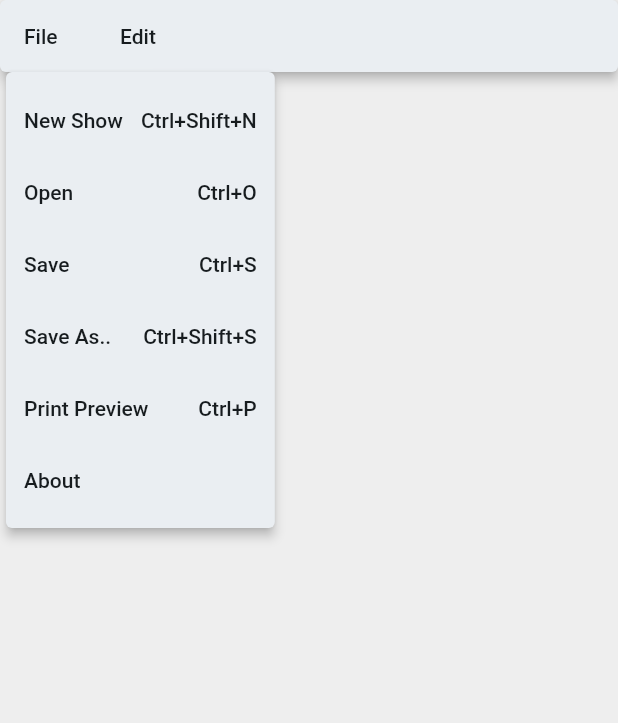
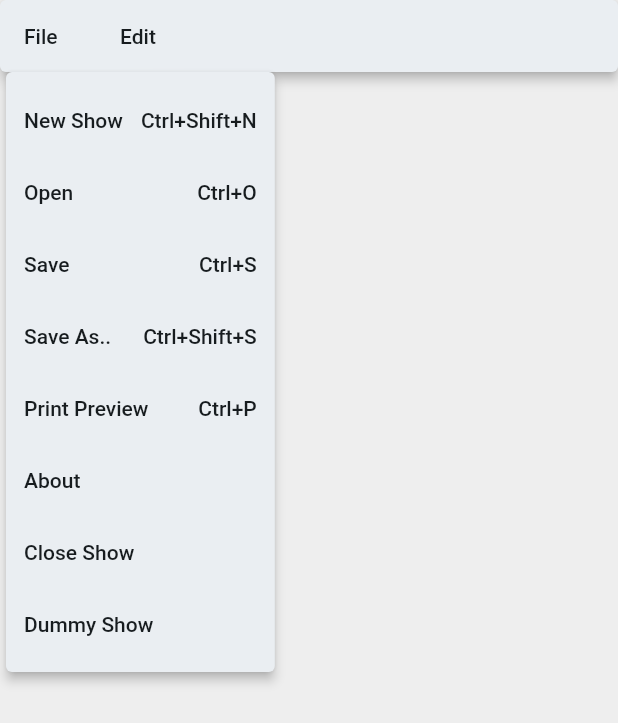
Before and after one commit to ictwill/FollowspotFlutter, a Flutter app: the MyMenuBar widget shown alone on an empty page, opened directly with empty values, after a tap on "File", on a phone screen of 412 x 824 dp. Shown: the top 723 px of the screen. Run offline on Flutter 3.47's test engine with Material 2 defaults, Android fonts, the phone set to English and light mode, and no system bars; our stand-ins replace file_picker, pdf, printing; missing offline and left inert: window_size; generated files the repository leaves out were written again.

Commit message:
Implement Json File SaveAs and Open

```diff
--- a/lib/src/models/cue.dart
+++ b/lib/src/models/cue.dart
@@ -40,5 +40,5 @@ class Cue {
 
   Color getColor() => Colors.amber;
 
-  String getFrames() => this.frames.join(' + ');
+  String getFrames() => frames.join(' + ');
 }
--- a/lib/src/models/show.dart
+++ b/lib/src/models/show.dart
@@ -1,22 +1,27 @@
+import 'package:followspot_application_1/src/data/dummy_show.dart';
+import 'package:json_annotation/json_annotation.dart';
+
 import 'spot.dart';
 
+part 'show.g.dart';
+
+@JsonSerializable(explicitToJson: true)
 class Show {
   String filename;
   final int id;
   final ShowInfo info;
-  final List<Spot> spotList = List.generate(
-      2,
-      (index) => Spot(
-          id: index,
-          number: index + 1,
-          frames: ['R132', 'R119', 'L202', 'L203', 'L205', 'L206'],
-          cues: []));
+  List<Spot> spotList;
 
   Show({
     this.filename = '',
     this.id = -1,
     required this.info,
+    this.spotList = const [],
   });
+
+  factory Show.fromJson(Map<String, dynamic> json) => _$ShowFromJson(json);
+
+  Map<String, dynamic> toJson() => _$ShowToJson(this);
 
   //Get a list of every cue number used in the show.
   List<double> cueNumbers() {
@@ -33,19 +38,25 @@ class Show {
   }
 }
 
+@JsonSerializable()
 class ShowInfo {
   final int id;
   final String title;
   final String location;
   final String ld;
   final String ald;
-  final DateTime date;
+  DateTime date;
 
   ShowInfo(
-      {required this.id,
+      {this.id = -1,
       this.title = '',
       this.location = '',
       this.ld = '',
       this.ald = '',
       required this.date});
+
+  factory ShowInfo.fromJson(Map<String, dynamic> json) =>
+      _$ShowInfoFromJson(json);
+
+  Map<String, dynamic> toJson() => _$ShowInfoToJson(this);
 }
--- a/lib/src/models/show_model.dart
+++ b/lib/src/models/show_model.dart
@@ -1,13 +1,15 @@
+import 'dart:convert';
+
 import 'package:flutter/cupertino.dart';
 import 'package:flutter/material.dart';
+import 'package:followspot_application_1/src/data/dummy_show.dart';
 import 'package:followspot_application_1/src/models/cue.dart';
 import 'package:followspot_application_1/src/models/show.dart';
+import 'package:followspot_application_1/src/models/spot.dart';
 import 'package:uuid/uuid.dart';
 
-import '../data/dummy_show.dart';
-
 class ShowModel extends ChangeNotifier {
-  final Show show = dummyShow();
+  Show show = dummyShow();
   late List<double> usedNumbers = show.cueNumbers();
 
   final uuid = const Uuid();
@@ -57,4 +59,34 @@ class ShowModel extends ChangeNotifier {
 
   List<String> getFrameList(int spot) =>
       show.spotList[getSpotIndex(spot)].frames;
+
+  void closeShow() {
+    show = Show(info: ShowInfo(date: DateTime.now()));
+    notifyListeners();
+  }
+
+  void newShow() {
+    show = Show(
+      info: ShowInfo(date: DateTime.now()),
+      spotList: [
+        Spot(id: 0, number: 1, frames: [], cues: []),
+        Spot(id: 1, number: 2, frames: [], cues: []),
+      ],
+    );
+    notifyListeners();
+  }
+
+  void getDummyShow() {
+    show = dummyShow();
+    notifyListeners();
+  }
+
+  void openShow(String showFromFile) async {
+    Map<String, dynamic> valueMap = await jsonDecode(showFromFile);
+    show = Show.fromJson(valueMap);
+
+    usedNumbers = show.cueNumbers();
+
+    notifyListeners();
+  }
 }
--- a/lib/src/models/spot.dart
+++ b/lib/src/models/spot.dart
@@ -1,5 +1,10 @@
+import 'package:json_annotation/json_annotation.dart';
+
 import 'cue.dart';
 
+part 'spot.g.dart';
+
+@JsonSerializable(explicitToJson: true)
 class Spot {
   int id = -1;
   int number = -1;
@@ -12,6 +17,10 @@ class Spot {
       required this.frames,
       required this.cues});
 
+  factory Spot.fromJson(Map<String, dynamic> json) => _$SpotFromJson(json);
+
+  Map<String, dynamic> toJson() => _$SpotToJson(this);
+
   Cue findCue(double number) {
     return cues.firstWhere(
       (element) => element.number == number,
--- a/lib/src/my_menu_bar.dart
+++ b/lib/src/my_menu_bar.dart
@@ -1,8 +1,10 @@
+import 'dart:convert';
 import 'dart:io';
 
 import 'package:file_picker/file_picker.dart';
 import 'package:flutter/material.dart';
 import 'package:flutter/services.dart';
+import 'package:followspot_application_1/src/data/dummy_show.dart';
 import 'package:followspot_application_1/src/models/show.dart';
 import 'package:followspot_application_1/src/models/show_model.dart';
 import 'package:followspot_application_1/src/screens/pdf_preview_screen.dart';
@@ -113,6 +115,7 @@ class _MyMenuBarState extends State<MyMenuBar> {
           MenuEntry(
             label: 'New Show',
             onPressed: () {
+              showModel.newShow();
               debugPrint('New Show selected');
             },
             shortcut: const SingleActivator(LogicalKeyboardKey.keyN,
@@ -121,7 +124,16 @@ class _MyMenuBarState extends State<MyMenuBar> {
           //Open File
           MenuEntry(
             label: 'Open',
-            onPressed: () {
+            onPressed: () async {
+              FilePickerResult? result = await FilePicker.platform.pickFiles(
+                  allowMultiple: false, dialogTitle: 'Open a Show File');
+              if (result != null) {
+                // User
+                File file = File(result.files.single.path!);
+                String data = await file.readAsString();
+
+                showModel.openShow(data);
+              }
               debugPrint('Open File selected');
             },
             shortcut:
@@ -133,8 +145,8 @@ class _MyMenuBarState extends State<MyMenuBar> {
             onPressed: () async {
               if (showModel.show.filename.isNotEmpty) {
                 File file = File(showModel.show.filename);
-                file.writeAsString(
-                    showModel.show.info.title + DateTime.now().toString());
+                file.writeAsString(jsonEncode(showModel.show.toJson()));
+
                 await file.create();
               }
             },
@@ -147,15 +159,14 @@ class _MyMenuBarState extends State<MyMenuBar> {
             onPressed: () async {
               String? outputFile = await FilePicker.platform.saveFile(
                 dialogTitle: 'Please select an output file:',
-                fileName: '${showModel.show.info.title}.csv',
+                fileName: '${showModel.show.info.title}.fws',
               );
 
               if (outputFile == null) {
                 // User canceled the picker
               } else {
                 File file = File(outputFile);
-                file.writeAsString(
-                    showModel.show.info.title + DateTime.now().toString());
+                file.writeAsString(jsonEncode(showModel.show.toJson()));
 
                 file.create(recursive: true);
                 showModel.show.filename = outputFile;
@@ -193,6 +204,16 @@ class _MyMenuBarState extends State<MyMenuBar> {
               });
             },
           ),
+          MenuEntry(
+              label: 'Close Show',
+              onPressed: () {
+                showModel.closeShow();
+              }),
+          MenuEntry(
+              label: 'Dummy Show',
+              onPressed: () {
+                showModel.getDummyShow();
+              }),
         ],
       ),
       MenuEntry(
--- a/lib/src/spots/spot_view.dart
+++ b/lib/src/spots/spot_view.dart
@@ -28,17 +28,17 @@ class SpotView extends StatelessWidget {
   Widget build(BuildContext context) {
     return Consumer<ShowModel>(
       builder: (context, showModel, child) {
-        final int spots = showModel.show.spotList.length;
         if (isDesktop) {
           //Desktop Scaffold with MenuBar and StatusBar
           return Scaffold(
             body: Column(
               children: [
                 MyMenuBar(settings: settings),
+                if (showModel.show.spotList.isNotEmpty)
                   Row(
                     mainAxisAlignment: MainAxisAlignment.spaceAround,
                     children: [
-                    for (int i = 0; i < spots; i++)
+                      for (int i = 0; i < showModel.show.spotList.length; i++)
                         Expanded(
                           child: Padding(
                             padding: const EdgeInsets.symmetric(
@@ -89,7 +89,9 @@ class SpotView extends StatelessWidget {
                         return Row(
                           crossAxisAlignment: CrossAxisAlignment.start,
                           children: [
-                            for (int i = 0; i < spots; i++)
+                            for (int i = 0;
+                                i < showModel.show.spotList.length;
+                                i++)
                               CueCard(item: showModel.findCue(i, number))
                           ],
                         );
@@ -97,6 +99,9 @@ class SpotView extends StatelessWidget {
                     ),
                   ),
                 ),
+                if (showModel.show.spotList.isEmpty)
+                  const Expanded(
+                      child: Text('Open a Show or Start a New Show')),
                 const StatusBar()
               ],
             ),
@@ -131,7 +136,7 @@ class SpotView extends StatelessWidget {
                 Row(
                   mainAxisAlignment: MainAxisAlignment.spaceAround,
                   children: [
-                    for (int i = 0; i < spots; i++)
+                    for (int i = 0; i < showModel.show.spotList.length; i++)
                       Column(
                         children: [
                           Text(
@@ -156,7 +161,9 @@ class SpotView extends StatelessWidget {
                       return Row(
                         crossAxisAlignment: CrossAxisAlignment.start,
                         children: [
-                          for (int i = 0; i < spots; i++)
+                          for (int i = 0;
+                              i < showModel.show.spotList.length;
+                              i++)
                             CueCard(item: showModel.findCue(i, number))
                         ],
                       );
```
Also changed, not shown: lib/src/data/dummy_show.dart (+12 -1 lines), lib/src/models/cue.g.dart, lib/src/models/show.g.dart (added), lib/src/models/spot.g.dart (added). Lines whose indentation alone changed are shown as unchanged.
